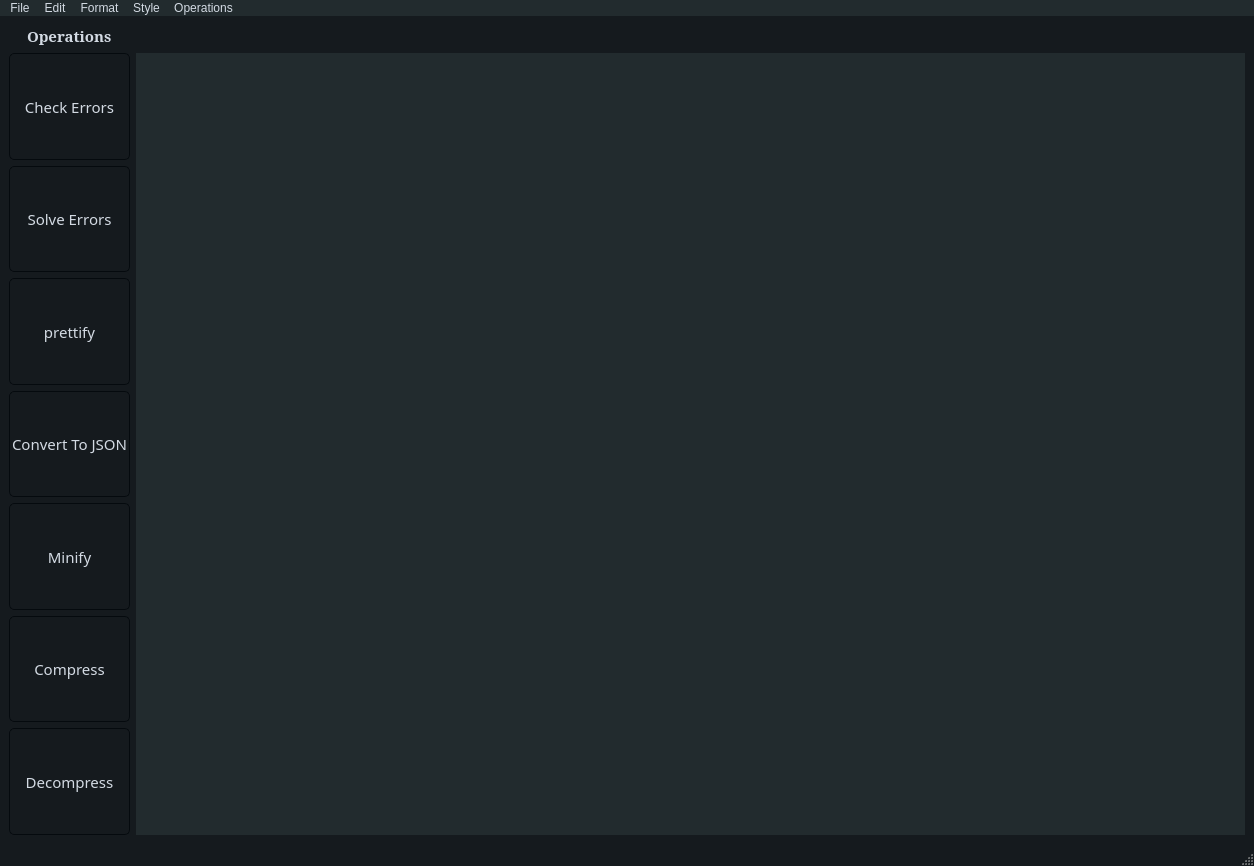
First picture: the form in XML_Editor.ui, repository MoAbdulrahem/XML_parser, before the edit.
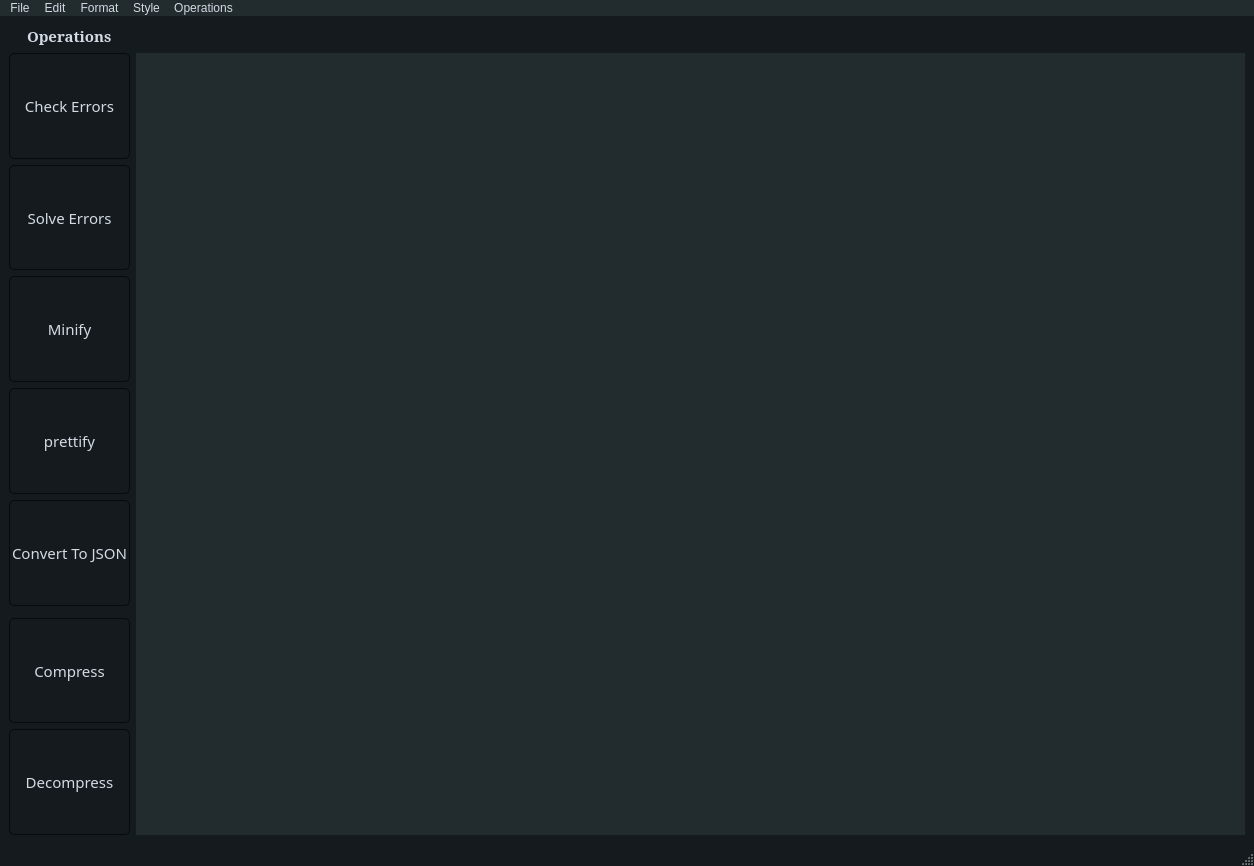
Second picture: the form after the edit. Icons and pictures are not drawn.

Patch:
```diff
--- a/XML_Editor.ui
+++ b/XML_Editor.ui
@@ -584,93 +584,6 @@
   </property>
   <widget class="QWidget" name="centralwidget">
    <layout class="QGridLayout" name="gridLayout">
-    <item row="6" column="0">
-     <widget class="QPushButton" name="pushButton_6">
-      <property name="sizePolicy">
-       <sizepolicy hsizetype="Minimum" vsizetype="Expanding">
-        <horstretch>0</horstretch>
-        <verstretch>0</verstretch>
-       </sizepolicy>
-      </property>
-      <property name="font">
-       <font>
-        <family>Bahnschrift Condensed</family>
-        <pointsize>11</pointsize>
-        <weight>50</weight>
-        <bold>false</bold>
-       </font>
-      </property>
-      <property name="text">
-       <string>Compress</string>
-      </property>
-     </widget>
-    </item>
-    <item row="1" column="0">
-     <widget class="QPushButton" name="pushButton">
-      <property name="sizePolicy">
-       <sizepolicy hsizetype="Minimum" vsizetype="Expanding">
-        <horstretch>0</horstretch>
-        <verstretch>0</verstretch>
-       </sizepolicy>
-      </property>
-      <property name="font">
-       <font>
-        <family>Bahnschrift Condensed</family>
-        <pointsize>11</pointsize>
-        <weight>50</weight>
-        <bold>false</bold>
-       </font>
-      </property>
-      <property name="styleSheet">
-       <string notr="true"/>
-      </property>
-      <property name="text">
-       <string>Check Errors</string>
-      </property>
-     </widget>
-    </item>
-    <item row="3" column="0">
-     <widget class="QPushButton" name="pushButton_3">
-      <property name="sizePolicy">
-       <sizepolicy hsizetype="Minimum" vsizetype="Expanding">
-        <horstretch>0</horstretch>
-        <verstretch>0</verstretch>
-       </sizepolicy>
-      </property>
-      <property name="font">
-       <font>
-        <family>Bahnschrift Condensed</family>
-        <pointsize>11</pointsize>
-        <weight>50</weight>
-        <bold>false</bold>
-       </font>
-      </property>
-      <property name="text">
-       <string>prettify</string>
-      </property>
-     </widget>
-    </item>
-    <item row="5" column="0">
-     <widget class="QPushButton" name="pushButton_5">
-      <property name="sizePolicy">
-       <sizepolicy hsizetype="Minimum" vsizetype="Expanding">
-        <horstretch>0</horstretch>
-        <verstretch>0</verstretch>
-       </sizepolicy>
-      </property>
-      <property name="font">
-       <font>
-        <family>Bahnschrift Condensed</family>
-        <pointsize>11</pointsize>
-        <weight>50</weight>
-        <bold>false</bold>
-       </font>
-      </property>
-      <property name="text">
-       <string>Minify</string>
-      </property>
-     </widget>
-    </item>
     <item row="0" column="0" alignment="Qt::AlignHCenter|Qt::AlignVCenter">
      <widget class="QLabel" name="label">
       <property name="sizePolicy">
@@ -692,31 +605,7 @@
       </property>
      </widget>
     </item>
-    <item row="2" column="0">
-     <widget class="QPushButton" name="pushButton_2">
-      <property name="sizePolicy">
-       <sizepolicy hsizetype="Minimum" vsizetype="Expanding">
-        <horstretch>0</horstretch>
-        <verstretch>0</verstretch>
-       </sizepolicy>
-      </property>
-      <property name="font">
-       <font>
-        <family>Bahnschrift Condensed</family>
-        <pointsize>11</pointsize>
-        <weight>50</weight>
-        <bold>false</bold>
-       </font>
-      </property>
-      <property name="styleSheet">
-       <string notr="true"/>
-      </property>
-      <property name="text">
-       <string>Solve Errors</string>
-      </property>
-     </widget>
-    </item>
-    <item row="4" column="0">
+    <item row="5" column="0">
      <widget class="QPushButton" name="pushButton_4">
       <property name="sizePolicy">
        <sizepolicy hsizetype="Minimum" vsizetype="Expanding">
@@ -738,7 +627,7 @@
      </widget>
     </item>
     <item row="7" column="0">
-     <widget class="QPushButton" name="pushButton_7">
+     <widget class="QPushButton" name="pushButton_6">
       <property name="sizePolicy">
        <sizepolicy hsizetype="Minimum" vsizetype="Expanding">
         <horstretch>0</horstretch>
@@ -754,11 +643,11 @@
        </font>
       </property>
       <property name="text">
-       <string>Decompress</string>
+       <string>Compress</string>
       </property>
      </widget>
     </item>
-    <item row="1" column="1" rowspan="7">
+    <item row="1" column="1" rowspan="8">
      <widget class="QTextEdit" name="editor">
       <property name="toolTip">
        <string>&lt;html&gt;&lt;head/&gt;&lt;body&gt;&lt;p&gt;&lt;br/&gt;&lt;/p&gt;&lt;/body&gt;&lt;/html&gt;</string>
@@ -768,6 +657,117 @@
       </property>
      </widget>
     </item>
+    <item row="4" column="0">
+     <widget class="QPushButton" name="pushButton_3">
+      <property name="sizePolicy">
+       <sizepolicy hsizetype="Minimum" vsizetype="Expanding">
+        <horstretch>0</horstretch>
+        <verstretch>0</verstretch>
+       </sizepolicy>
+      </property>
+      <property name="font">
+       <font>
+        <family>Bahnschrift Condensed</family>
+        <pointsize>11</pointsize>
+        <weight>50</weight>
+        <bold>false</bold>
+       </font>
+      </property>
+      <property name="text">
+       <string>prettify</string>
+      </property>
+     </widget>
+    </item>
+    <item row="2" column="0">
+     <widget class="QPushButton" name="pushButton_2">
+      <property name="sizePolicy">
+       <sizepolicy hsizetype="Minimum" vsizetype="Expanding">
+        <horstretch>0</horstretch>
+        <verstretch>0</verstretch>
+       </sizepolicy>
+      </property>
+      <property name="font">
+       <font>
+        <family>Bahnschrift Condensed</family>
+        <pointsize>11</pointsize>
+        <weight>50</weight>
+        <bold>false</bold>
+       </font>
+      </property>
+      <property name="styleSheet">
+       <string notr="true"/>
+      </property>
+      <property name="text">
+       <string>Solve Errors</string>
+      </property>
+     </widget>
+    </item>
+    <item row="8" column="0">
+     <widget class="QPushButton" name="pushButton_7">
+      <property name="sizePolicy">
+       <sizepolicy hsizetype="Minimum" vsizetype="Expanding">
+        <horstretch>0</horstretch>
+        <verstretch>0</verstretch>
+       </sizepolicy>
+      </property>
+      <property name="font">
+       <font>
+        <family>Bahnschrift Condensed</family>
+        <pointsize>11</pointsize>
+        <weight>50</weight>
+        <bold>false</bold>
+       </font>
+      </property>
+      <property name="text">
+       <string>Decompress</string>
+      </property>
+     </widget>
+    </item>
+    <item row="1" column="0">
+     <widget class="QPushButton" name="pushButton">
+      <property name="sizePolicy">
+       <sizepolicy hsizetype="Minimum" vsizetype="Expanding">
+        <horstretch>0</horstretch>
+        <verstretch>0</verstretch>
+       </sizepolicy>
+      </property>
+      <property name="font">
+       <font>
+        <family>Bahnschrift Condensed</family>
+        <pointsize>11</pointsize>
+        <weight>50</weight>
+        <bold>false</bold>
+       </font>
+      </property>
+      <property name="styleSheet">
+       <string notr="true"/>
+      </property>
+      <property name="text">
+       <string>Check Errors</string>
+      </property>
+     </widget>
+    </item>
+    <item row="3" column="0">
+     <widget class="QPushButton" name="pushButton_5">
+      <property name="sizePolicy">
+       <sizepolicy hsizetype="Minimum" vsizetype="Expanding">
+        <horstretch>0</horstretch>
+        <verstretch>0</verstretch>
+       </sizepolicy>
+      </property>
+      <property name="font">
+       <font>
+        <family>Bahnschrift Condensed</family>
+        <pointsize>11</pointsize>
+        <weight>50</weight>
+        <bold>false</bold>
+       </font>
+      </property>
+      <property name="text">
+       <string>Minify</string>
+      </property>
+     </widget>
+    </item>
    </layout>
   </widget>
   <widget class="QStatusBar" name="statusbar"/>
@@ -829,9 +829,9 @@
     <addaction name="action1"/>
     <addaction name="action2"/>
     <addaction name="separator"/>
+    <addaction name="action5"/>
     <addaction name="action3"/>
     <addaction name="action4"/>
-    <addaction name="action5"/>
     <addaction name="separator"/>
     <addaction name="action6"/>
     <addaction name="actionDecompress"/>
```
Left out of the diff: 1 changed line with no effect on the pictures.
